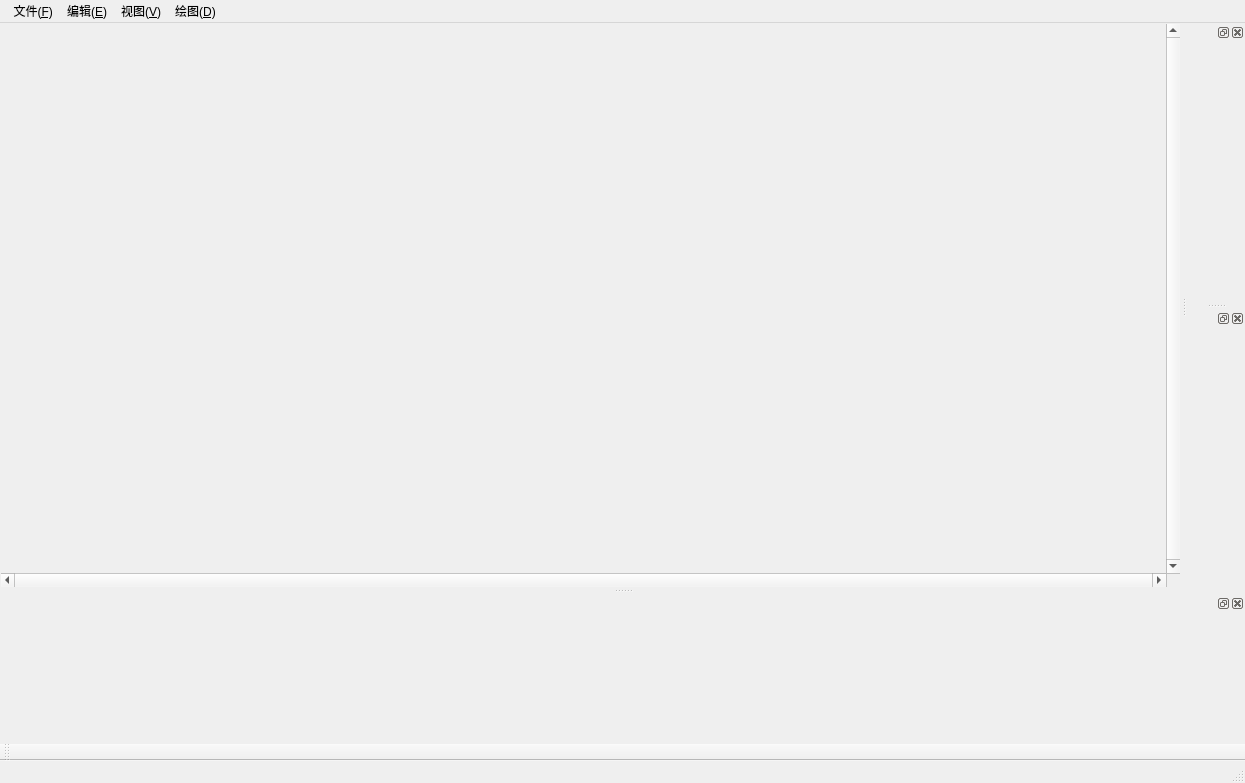
Qt form Kad_QT/Kad_QT/kad_qt.ui (CBE7F1F65/b63ea6f6f9110311ba98a677c0e70afd) before a commit.
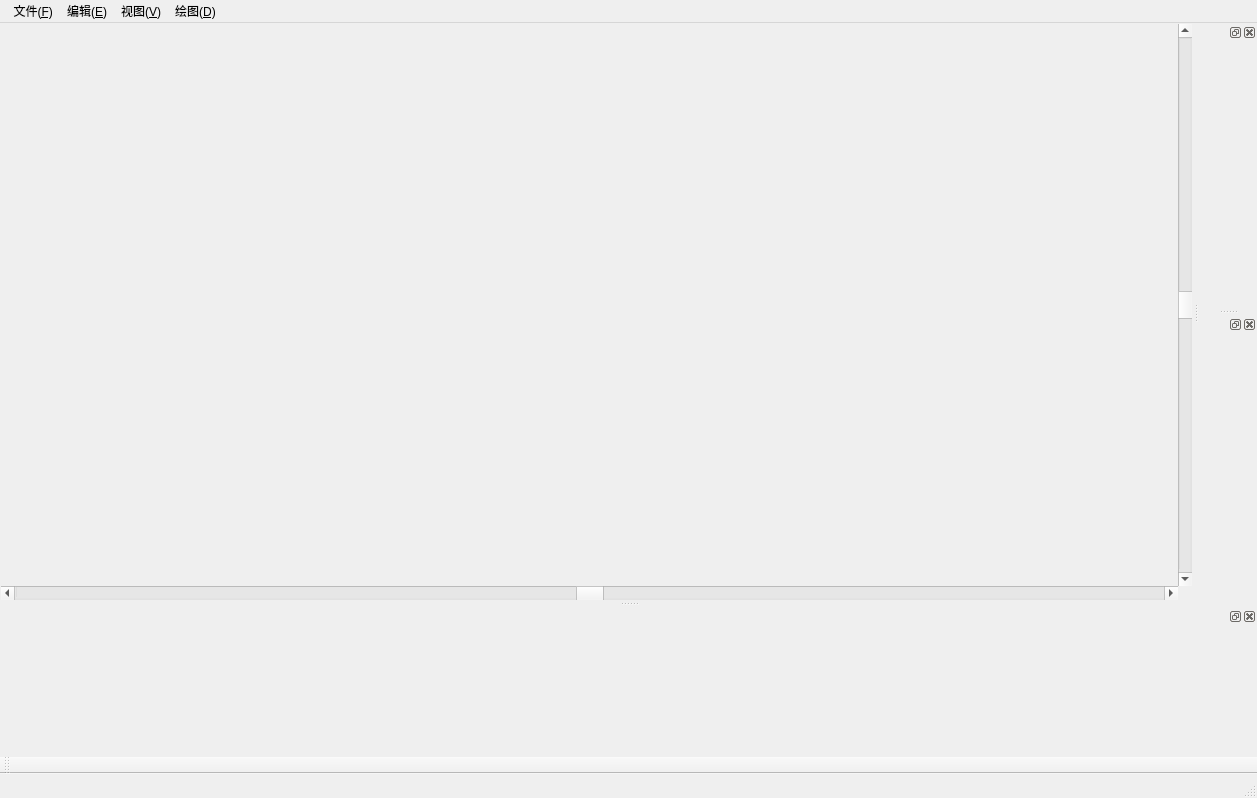
The same form after that commit. Custom widgets are drawn as their Qt base class.

```diff
--- a/Kad_QT/Kad_QT/kad_qt.ui
+++ b/Kad_QT/Kad_QT/kad_qt.ui
@@ -6,8 +6,8 @@
    <rect>
     <x>0</x>
     <y>0</y>
-    <width>1245</width>
-    <height>783</height>
+    <width>1257</width>
+    <height>798</height>
    </rect>
   </property>
   <property name="windowTitle">
@@ -21,60 +21,55 @@
     <property name="spacing">
      <number>0</number>
     </property>
+    <item row="1" column="0">
+     <widget class="QScrollBar" name="horizontalScrollBar">
+      <property name="maximum">
+       <number>10000</number>
+      </property>
+      <property name="pageStep">
+       <number>100</number>
+      </property>
+      <property name="sliderPosition">
+       <number>5000</number>
+      </property>
+      <property name="orientation">
+       <enum>Qt::Horizontal</enum>
+      </property>
+     </widget>
+    </item>
+    <item row="0" column="1">
+     <widget class="QScrollBar" name="verticalScrollBar">
+      <property name="maximum">
+       <number>10000</number>
+      </property>
+      <property name="pageStep">
+       <number>100</number>
+      </property>
+      <property name="sliderPosition">
+       <number>5000</number>
+      </property>
+      <property name="orientation">
+       <enum>Qt::Vertical</enum>
+      </property>
+     </widget>
+    </item>
     <item row="0" column="0">
-     <widget class="QScrollArea" name="scrollArea">
-      <property name="frameShape">
-       <enum>QFrame::NoFrame</enum>
+     <widget class="QTUI_GLView" name="GLView" native="true">
+      <property name="cursor">
+       <cursorShape>BlankCursor</cursorShape>
       </property>
-      <property name="verticalScrollBarPolicy">
-       <enum>Qt::ScrollBarAlwaysOn</enum>
-      </property>
-      <property name="horizontalScrollBarPolicy">
-       <enum>Qt::ScrollBarAlwaysOn</enum>
-      </property>
-      <property name="widgetResizable">
+      <property name="mouseTracking">
        <bool>true</bool>
       </property>
-      <widget class="QWidget" name="scrollAreaWidgetContents">
+      <widget class="QTUI_CommandFloating_Widget" name="widget" native="true">
        <property name="geometry">
         <rect>
-         <x>0</x>
-         <y>0</y>
-         <width>1145</width>
-         <height>560</height>
+         <x>400</x>
+         <y>240</y>
+         <width>111</width>
+         <height>31</height>
         </rect>
        </property>
-       <layout class="QVBoxLayout" name="verticalLayout_2">
-        <property name="margin">
-         <number>0</number>
-        </property>
-        <item>
-         <widget class="QTUI_GLView" name="GLView" native="true">
-          <property name="sizePolicy">
-           <sizepolicy hsizetype="Expanding" vsizetype="Expanding">
-            <horstretch>0</horstretch>
-            <verstretch>0</verstretch>
-           </sizepolicy>
-          </property>
-          <property name="cursor">
-           <cursorShape>BlankCursor</cursorShape>
-          </property>
-          <property name="mouseTracking">
-           <bool>true</bool>
-          </property>
-          <widget class="QTUI_CommandFloating_Widget" name="widget" native="true">
-           <property name="geometry">
-            <rect>
-             <x>640</x>
-             <y>320</y>
-             <width>120</width>
-             <height>21</height>
-            </rect>
-           </property>
-          </widget>
-         </widget>
-        </item>
-       </layout>
       </widget>
      </widget>
     </item>
@@ -85,7 +80,7 @@
     <rect>
      <x>0</x>
      <y>0</y>
-     <width>1245</width>
+     <width>1257</width>
      <height>21</height>
     </rect>
    </property>
@@ -186,7 +181,21 @@
    <attribute name="dockWidgetArea">
     <number>2</number>
    </attribute>
-   <widget class="QWidget" name="dockWidgetContents_3"/>
+   <widget class="QWidget" name="LayerDockableWidget"/>
+  </widget>
+  <widget class="QTUI_StatusBar" name="statusBar">
+   <property name="minimumSize">
+    <size>
+     <width>0</width>
+     <height>24</height>
+    </size>
+   </property>
+   <property name="maximumSize">
+    <size>
+     <width>16777215</width>
+     <height>24</height>
+    </size>
+   </property>
   </widget>
   <action name="action_Command_Line">
    <property name="text">
@@ -232,12 +241,6 @@
    <header location="global">qtui_commanddockable.h</header>
    <container>1</container>
   </customwidget>
-  <customwidget>
-   <class>QTUI_CommandFloating_Widget</class>
-   <extends>QWidget</extends>
-   <header location="global">qtui_commandfloating_widget.h</header>
-   <container>1</container>
-  </customwidget>
   <customwidget>
    <class>QTUI_History_DockablePane</class>
    <extends>QDockWidget</extends>
@@ -250,6 +253,17 @@
    <header location="global">qtui_layer_dockablepane.h</header>
    <container>1</container>
   </customwidget>
+  <customwidget>
+   <class>QTUI_StatusBar</class>
+   <extends>QStatusBar</extends>
+   <header location="global">qtui_statusbar.h</header>
+  </customwidget>
+  <customwidget>
+   <class>QTUI_CommandFloating_Widget</class>
+   <extends>QWidget</extends>
+   <header location="global">qtui_commandfloating_widget.h</header>
+   <container>1</container>
+  </customwidget>
  </customwidgets>
  <resources/>
  <connections>
```
Left out of the diff: 49 changed lines with no effect on the pictures.
